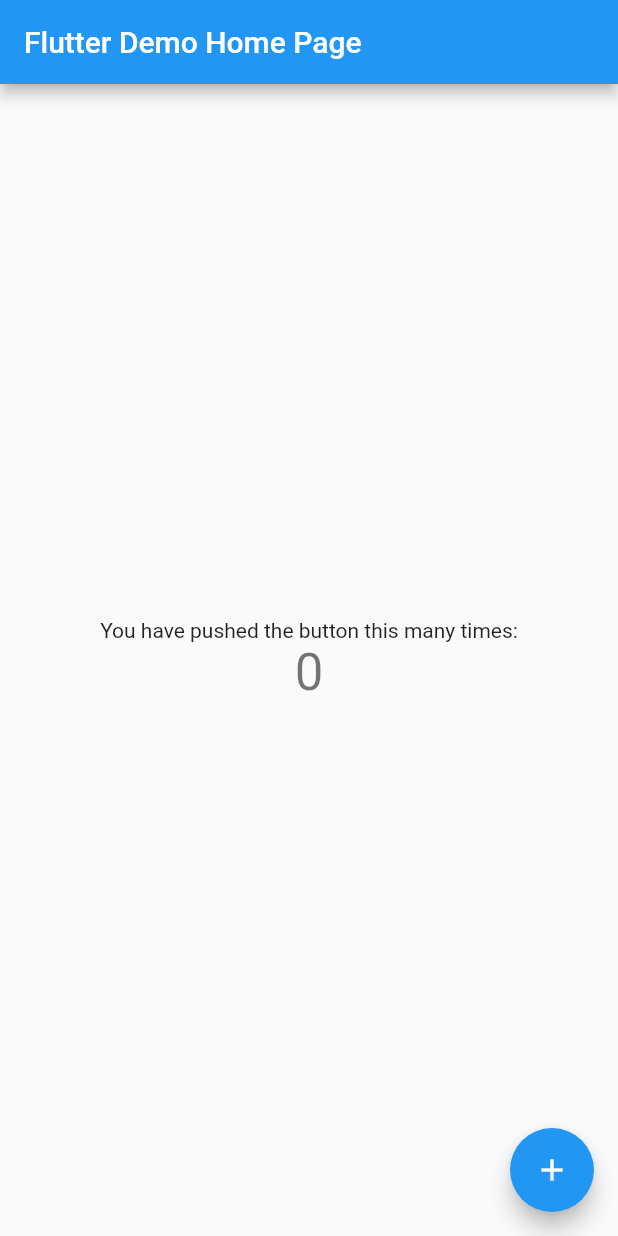
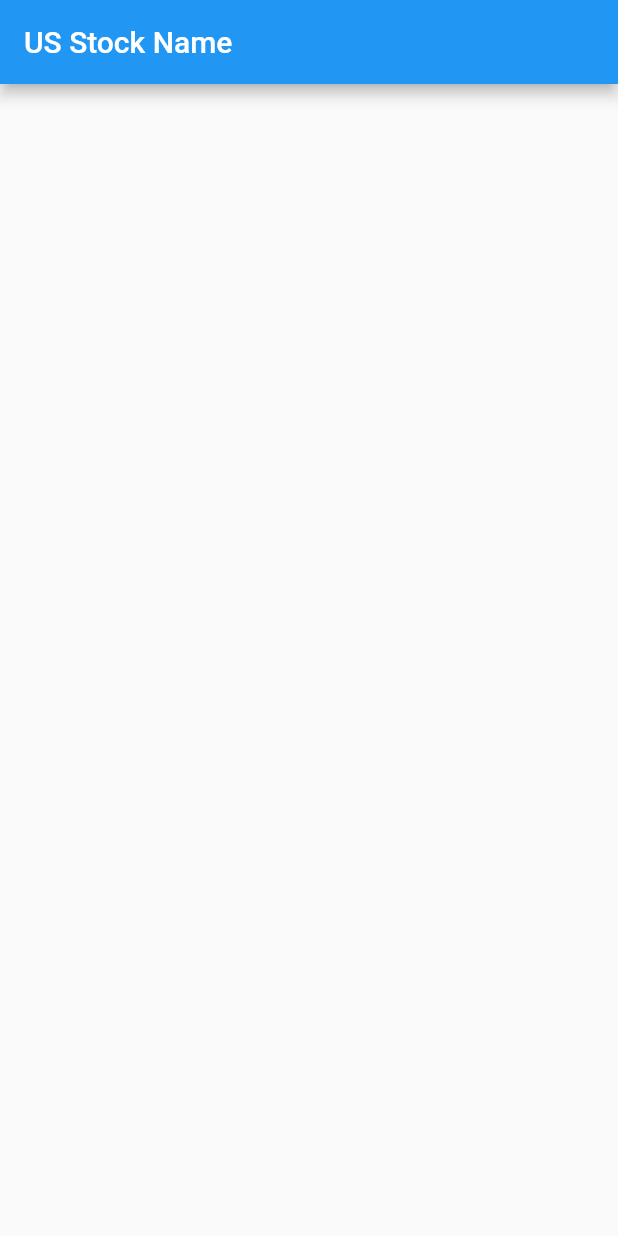
Before and after one commit to arafipro/usstockmemo, a Flutter app: the screen it shows after launch, on a phone screen of 412 x 824 dp. Run offline on Flutter 3.47's test engine with Material 2 defaults, Android fonts, the phone set to English and light mode, and no system bars.

Commit message:
TopPageを作成

```diff
--- a/lib/main.dart
+++ b/lib/main.dart
@@ -6,58 +6,19 @@ class MyApp extends StatelessWidget {
   @override
   Widget build(BuildContext context) {
     return MaterialApp(
-      title: 'Flutter Demo',
-      theme: ThemeData(
-        visualDensity: VisualDensity.adaptivePlatformDensity,
-      ),
-      home: MyHomePage(title: 'Flutter Demo Home Page'),
+      home: TopPage(),
     );
   }
 }
 
-class MyHomePage extends StatefulWidget {
-  MyHomePage({Key key, this.title}) : super(key: key);
-
-  final String title;
-
-  @override
-  _MyHomePageState createState() => _MyHomePageState();
-}
-
-class _MyHomePageState extends State<MyHomePage> {
-  int _counter = 0;
-
-  void _incrementCounter() {
-    setState(() {
-      _counter++;
-    });
-  }
-
+class TopPage extends StatelessWidget {
   @override
   Widget build(BuildContext context) {
     return Scaffold(
       appBar: AppBar(
-        title: Text(widget.title),
+        title: Text('US Stock Name'),
       ),
-      body: Center(
-        child: Column(
-          mainAxisAlignment: MainAxisAlignment.center,
-          children: <Widget>[
-            Text(
-              'You have pushed the button this many times:',
-            ),
-            Text(
-              '$_counter',
-              style: Theme.of(context).textTheme.headline4,
-            ),
-          ],
-        ),
-      ),
-      floatingActionButton: FloatingActionButton(
-        onPressed: _incrementCounter,
-        tooltip: 'Increment',
-        child: Icon(Icons.add),
-      ),
+      body: Container(),
     );
   }
 }
```
Also changed, not shown: 1 other file.
